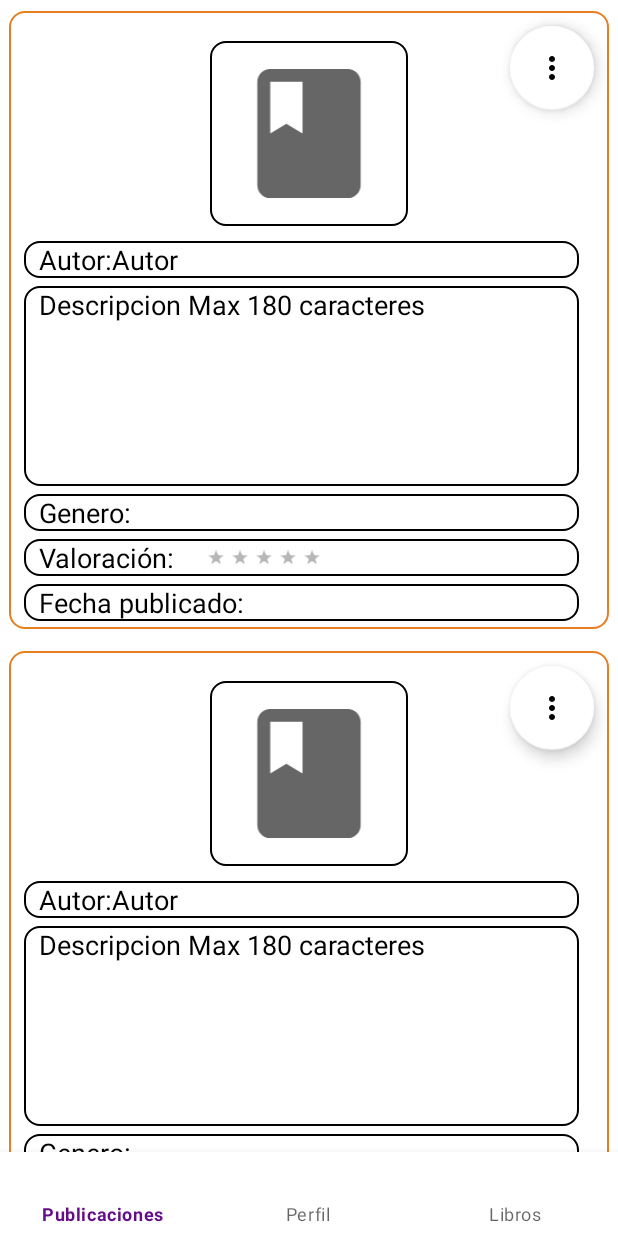
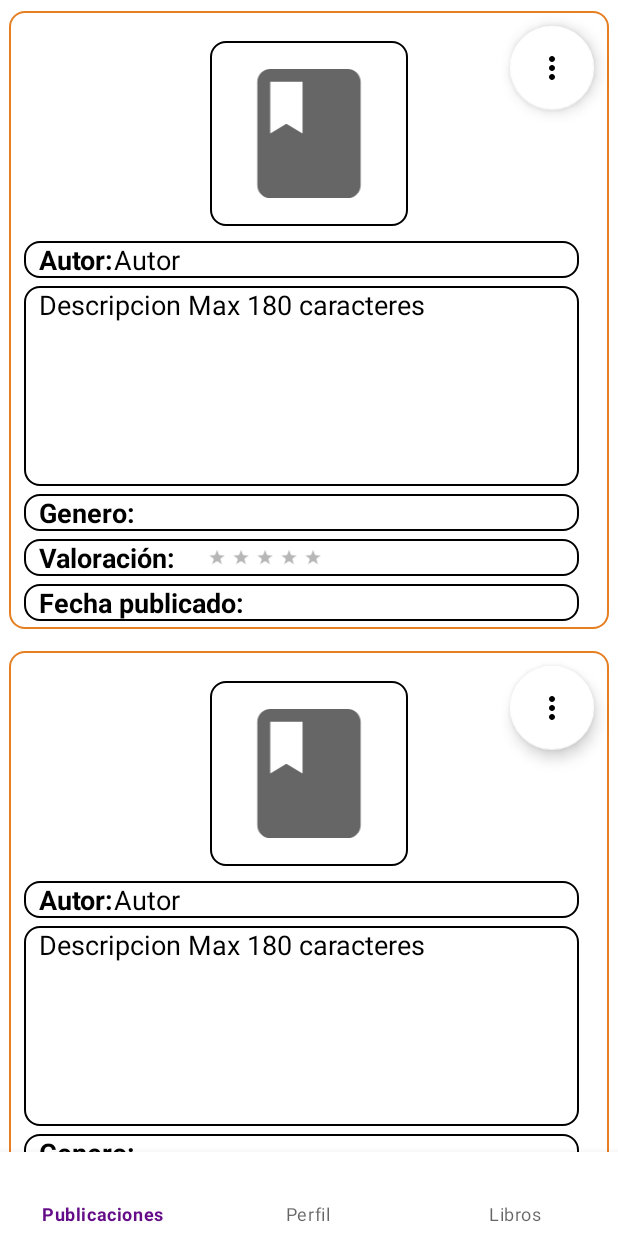
Before and after one commit to SebasPause/AppHisLib, an Android app: the layout content_main.xml on its own in the app's theme, with its tools: preview values and no code run, on a phone screen of 412 x 824 dp. Run offline under Robolectric (Android 15) with nearby library versions, the phone set to English and light mode, and no system bars.

Commit message:
VERSION FINAL

```diff
--- a/app/src/main/res/layout/lista_libros.xml
+++ b/app/src/main/res/layout/lista_libros.xml
@@ -50,6 +50,7 @@
                     android:layout_width="wrap_content"
                     android:layout_height="wrap_content"
                     android:textColor="@color/black"
+                    android:textStyle="bold"
                     android:text="@string/textoAutor"
                     android:textSize="18sp"
                     android:maxLength="30" />
@@ -97,6 +98,7 @@
                     android:layout_height="wrap_content"
                     android:maxLength="30"
                     android:text="@string/txtGenero"
+                    android:textStyle="bold"
                     android:textColor="@color/black"
                     android:textSize="18sp" />
 
@@ -127,6 +129,7 @@
                     android:layout_height="wrap_content"
                     android:text="@string/txtValoracion"
                     android:textColor="@color/black"
+                    android:textStyle="bold"
                     android:textSize="18sp"
                     android:layout_marginRight="20dp"
                     android:layout_marginEnd="20dp" />
--- a/app/src/main/res/layout/lista_libros_publicados.xml
+++ b/app/src/main/res/layout/lista_libros_publicados.xml
@@ -52,6 +52,7 @@
                     android:layout_height="wrap_content"
                     android:textColor="@color/black"
                     android:text="@string/textoAutor"
+                    android:textStyle="bold"
                     android:maxLength="20"
                     android:textSize="18sp"/>
 
@@ -98,6 +99,7 @@
                     android:layout_width="wrap_content"
                     android:layout_height="wrap_content"
                     android:text="@string/txtGenero"
+                    android:textStyle="bold"
                     android:textColor="@color/black"
                     android:textSize="18sp" />
 
@@ -127,6 +129,7 @@
                     android:layout_height="wrap_content"
                     android:text="@string/txtValoracion"
                     android:textColor="@color/black"
+                    android:textStyle="bold"
                     android:textSize="18sp"
                     android:layout_marginRight="20dp"
                     android:layout_marginEnd="20dp" />
@@ -158,6 +161,7 @@
                     android:layout_height="wrap_content"
                     android:textColor="@color/black"
                     android:text="@string/txtFechaPublicado"
+                    android:textStyle="bold"
                     android:textSize="18sp" />
 
                 <TextView
```
